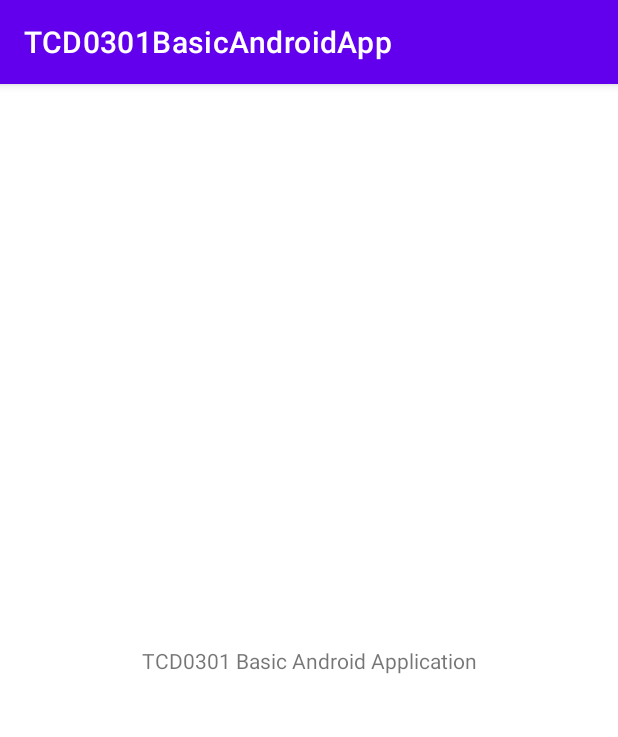
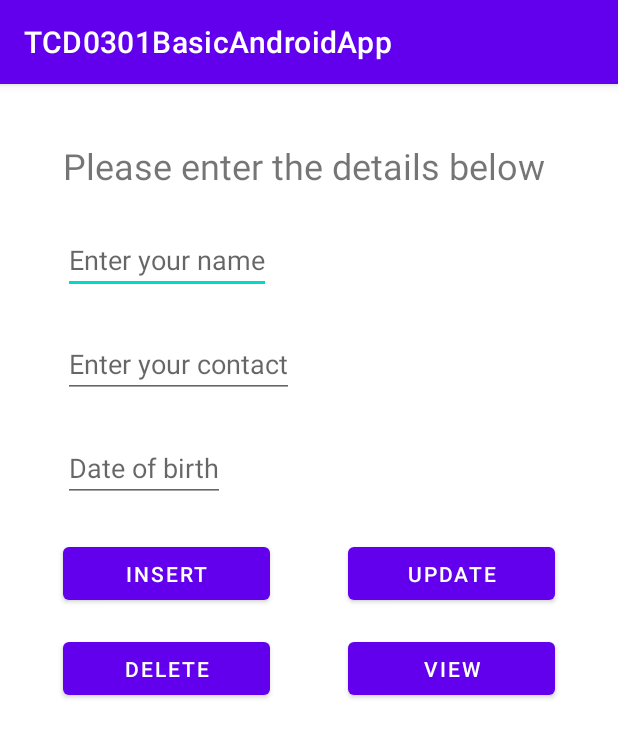
Before and after one commit to vinhhn3/tcd0301-basic-android-app, an Android app: the screen it shows after launch (MainActivity), on a phone screen of 412 x 824 dp. Shown: the top 737 px of the screen. Run offline under Robolectric (Android 15) with nearby library versions, the phone set to English and light mode, and no system bars.

Commit message:
Build layout

```diff
--- a/app/src/main/res/layout/activity_main.xml
+++ b/app/src/main/res/layout/activity_main.xml
@@ -4,16 +4,93 @@
     xmlns:tools="http://schemas.android.com/tools"
     android:layout_width="match_parent"
     android:layout_height="match_parent"
+    android:padding="10dp"
     tools:context=".MainActivity">
 
     <TextView
-        android:id="@+id/textView2"
+        android:id="@+id/textTitle"
         android:layout_width="wrap_content"
         android:layout_height="wrap_content"
-        android:text="TCD0301 Basic Android Application"
-        app:layout_constraintBottom_toBottomOf="parent"
-        app:layout_constraintLeft_toLeftOf="parent"
-        app:layout_constraintRight_toRightOf="parent"
+        android:layout_marginStart="32dp"
+        android:layout_marginTop="28dp"
+        android:text="Please enter the details below"
+        android:textSize="24dp"
+        app:layout_constraintStart_toStartOf="parent"
         app:layout_constraintTop_toTopOf="parent" />
 
+    <EditText
+        android:id="@+id/name"
+        android:layout_width="wrap_content"
+        android:layout_height="wrap_content"
+        android:layout_marginStart="32dp"
+        android:layout_marginTop="24dp"
+        android:hint="Enter your name"
+        android:inputType="text"
+        app:layout_constraintStart_toStartOf="parent"
+        app:layout_constraintTop_toBottomOf="@+id/textTitle" />
+
+    <EditText
+        android:id="@+id/contact"
+        android:layout_width="wrap_content"
+        android:layout_height="wrap_content"
+        android:layout_marginStart="32dp"
+        android:layout_marginTop="24dp"
+        android:hint="Enter your contact"
+        android:inputType="text"
+        app:layout_constraintStart_toStartOf="parent"
+        app:layout_constraintTop_toBottomOf="@+id/name" />
+
+    <EditText
+        android:id="@+id/dob"
+        android:layout_width="wrap_content"
+        android:layout_height="wrap_content"
+        android:layout_marginStart="32dp"
+        android:layout_marginTop="24dp"
+        android:hint="Date of birth"
+        android:inputType="text"
+        app:layout_constraintStart_toStartOf="parent"
+        app:layout_constraintTop_toBottomOf="@+id/contact" />
+
+    <Button
+        android:id="@+id/btnInsert"
+        android:layout_width="138dp"
+        android:layout_height="47dp"
+        android:layout_marginStart="32dp"
+        android:layout_marginTop="24dp"
+        android:text="Insert"
+        app:layout_constraintStart_toStartOf="parent"
+        app:layout_constraintTop_toBottomOf="@+id/dob" />
+
+    <Button
+        android:id="@+id/btnUpdate"
+        android:layout_width="138dp"
+        android:layout_height="47dp"
+        android:layout_marginTop="24dp"
+        android:layout_marginEnd="32dp"
+        android:text="Update"
+        app:layout_constraintEnd_toEndOf="parent"
+        app:layout_constraintTop_toBottomOf="@+id/dob" />
+
+    <Button
+        android:id="@+id/btnDelete"
+        android:layout_width="138dp"
+        android:layout_height="47dp"
+        android:layout_marginStart="32dp"
+        android:layout_marginTop="16dp"
+        android:text="Delete"
+        app:layout_constraintStart_toStartOf="parent"
+        app:layout_constraintTop_toBottomOf="@+id/btnInsert" />
+
+
+    <Button
+        android:id="@+id/btnView"
+        android:layout_width="138dp"
+        android:layout_height="47dp"
+        android:layout_marginTop="16dp"
+        android:layout_marginEnd="32dp"
+        android:text="View"
+        app:layout_constraintEnd_toEndOf="parent"
+        app:layout_constraintTop_toBottomOf="@+id/btnUpdate" />
+
+
 </androidx.constraintlayout.widget.ConstraintLayout>
```
